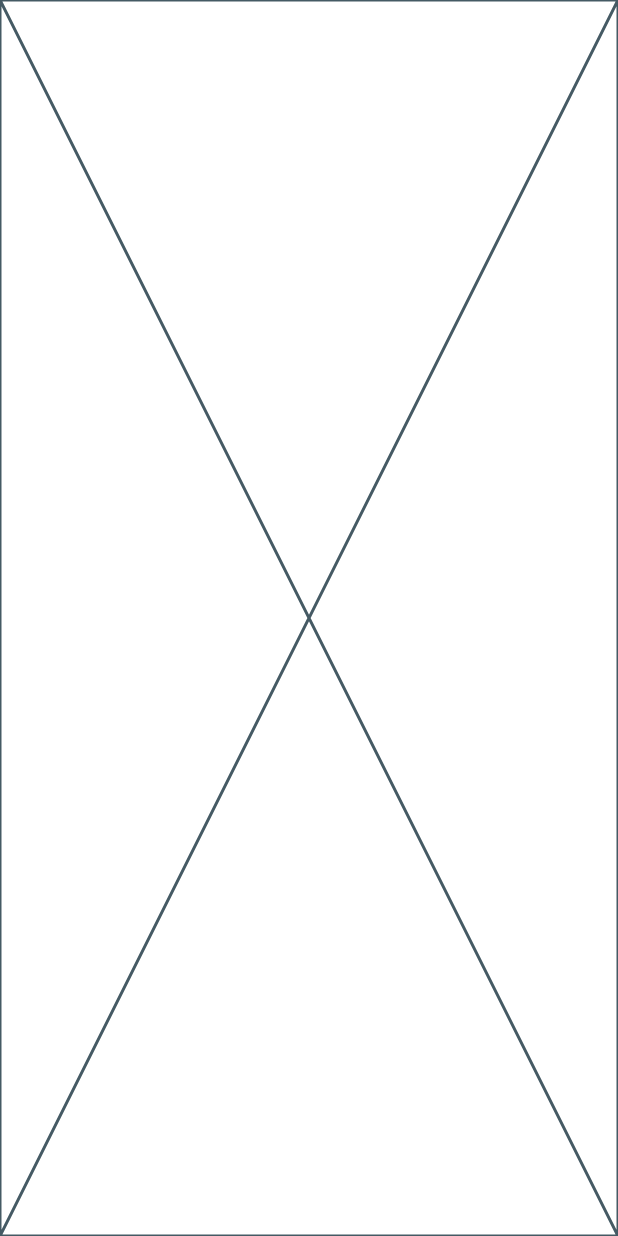
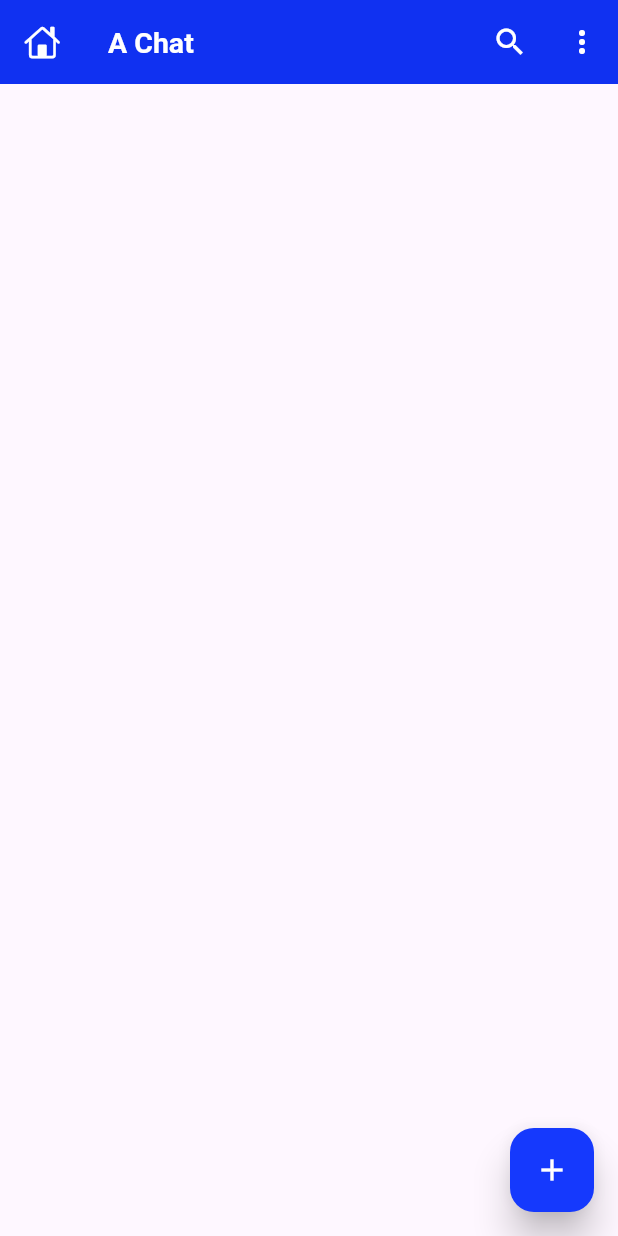
Before and after one commit to AhmadAkram52/Flutter-Chat-App, a Flutter app: the screen it shows after launch, on a phone screen of 412 x 824 dp. Run offline on Flutter 3.47's test engine with Material 3 defaults, Android fonts, the phone set to English and light mode, and no system bars; our stand-ins replace connectivity_plus, firebase_storage, get, shared_preferences; accounts and stored records are empty.

Commit message:
Add Appbar and Floating Action btn Themes

```diff
--- a/lib/features/chat/screens/home.dart
+++ b/lib/features/chat/screens/home.dart
@@ -1,3 +1,4 @@
+import 'package:flutter/cupertino.dart';
 import 'package:flutter/material.dart';
 
 class HomeScreen extends StatelessWidget {
@@ -5,6 +6,19 @@ class HomeScreen extends StatelessWidget {
 
   @override
   Widget build(BuildContext context) {
-    return const Placeholder();
+    return Scaffold(
+      appBar: AppBar(
+        leading: const Icon(CupertinoIcons.home),
+        title: const Text('A Chat'),
+        actions: [
+          IconButton(onPressed: () {}, icon: const Icon(Icons.search)),
+          IconButton(onPressed: () {}, icon: const Icon(Icons.more_vert)),
+        ],
+      ),
+      floatingActionButton: FloatingActionButton(
+        onPressed: () {},
+        child: const Icon(Icons.add),
+      ),
+    );
   }
 }
--- a/lib/util/theme/theme.dart
+++ b/lib/util/theme/theme.dart
@@ -1,3 +1,5 @@
+import 'package:a_chat/util/theme/widgets%20themes/appbar_theme.dart';
+import 'package:a_chat/util/theme/widgets%20themes/floatingactionbutton_theme.dart';
 import 'package:flutter/material.dart';
 
 class ATheme {
@@ -5,11 +7,15 @@ class ATheme {
   static ThemeData lightTheme = ThemeData(
     useMaterial3: true,
     brightness: Brightness.light,
+    appBarTheme: AAppBar.lightAppBar,
+    floatingActionButtonTheme: AFloatingActionButtonTheme.lightFloatingBtn,
   );
 
   /// Dark Theme
   static ThemeData darkTheme = ThemeData(
     useMaterial3: true,
     brightness: Brightness.dark,
+    appBarTheme: AAppBar.darkAppBar,
+    floatingActionButtonTheme: AFloatingActionButtonTheme.darkFloatingBtn,
   );
 }
--- /dev/null
+++ b/lib/util/theme/widgets themes/appbar_theme.dart
@@ -0,0 +1,29 @@
+import 'package:a_chat/util/constants/colors.dart';
+import 'package:a_chat/util/constants/sizes.dart';
+import 'package:flutter/material.dart';
+
+class AAppBar {
+  /// Light AppBar
+  static const AppBarTheme lightAppBar = AppBarTheme(
+    elevation: 5,
+    centerTitle: false,
+    scrolledUnderElevation: 0,
+    backgroundColor: AColors.primary,
+    iconTheme: IconThemeData(color: AColors.white, size: ASizes.iconMd),
+    actionsIconTheme: IconThemeData(color: AColors.white, size: ASizes.iconMd),
+    titleTextStyle: TextStyle(
+        fontSize: 19.0, color: AColors.white, fontWeight: FontWeight.w600),
+  );
+
+  /// Dark AppBar
+  static const AppBarTheme darkAppBar = AppBarTheme(
+    elevation: 5,
+    centerTitle: false,
+    scrolledUnderElevation: 0,
+    backgroundColor: AColors.primary,
+    iconTheme: IconThemeData(color: AColors.white, size: ASizes.iconMd),
+    actionsIconTheme: IconThemeData(color: AColors.white, size: ASizes.iconMd),
+    titleTextStyle: TextStyle(
+        color: AColors.white, fontSize: 19, fontWeight: FontWeight.w600),
+  );
+}
--- /dev/null
+++ b/lib/util/theme/widgets themes/floatingactionbutton_theme.dart
@@ -0,0 +1,19 @@
+import 'package:a_chat/util/constants/colors.dart';
+import 'package:flutter/material.dart';
+
+class AFloatingActionButtonTheme {
+  /// Light FloatingActionButton
+  static const FloatingActionButtonThemeData lightFloatingBtn =
+      FloatingActionButtonThemeData(
+          elevation: 10,
+          backgroundColor: AColors.buttonPrimary,
+          foregroundColor: AColors.white);
+
+  /// Dark FloatingActionButton
+  static const FloatingActionButtonThemeData darkFloatingBtn =
+      FloatingActionButtonThemeData(
+    elevation: 10,
+    backgroundColor: AColors.buttonPrimary,
+    foregroundColor: AColors.white,
+  );
+}
```
Also changed, not shown: lib/util/constants/sizes.dart (+76 -0 lines), pubspec.lock.
